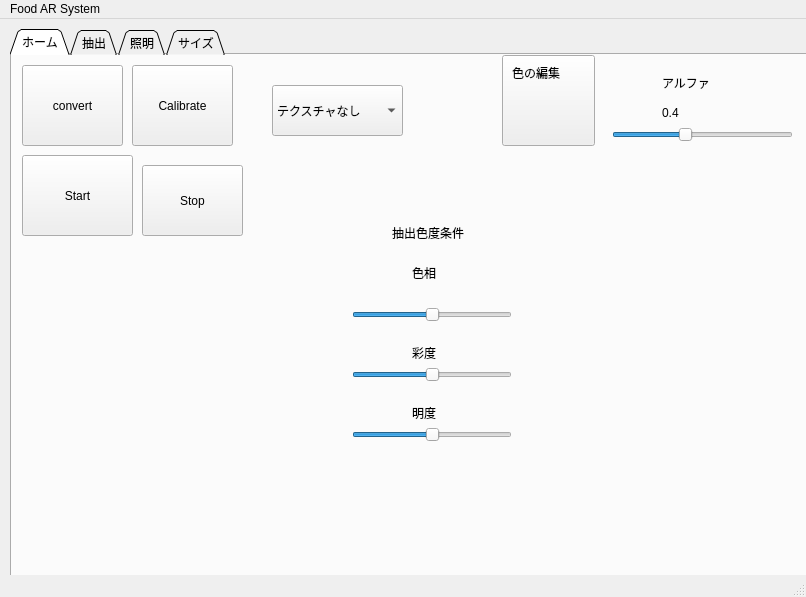
JunyaUeda/FoodAR, file FoodModification/View/mainWindow.ui: the form before one commit.
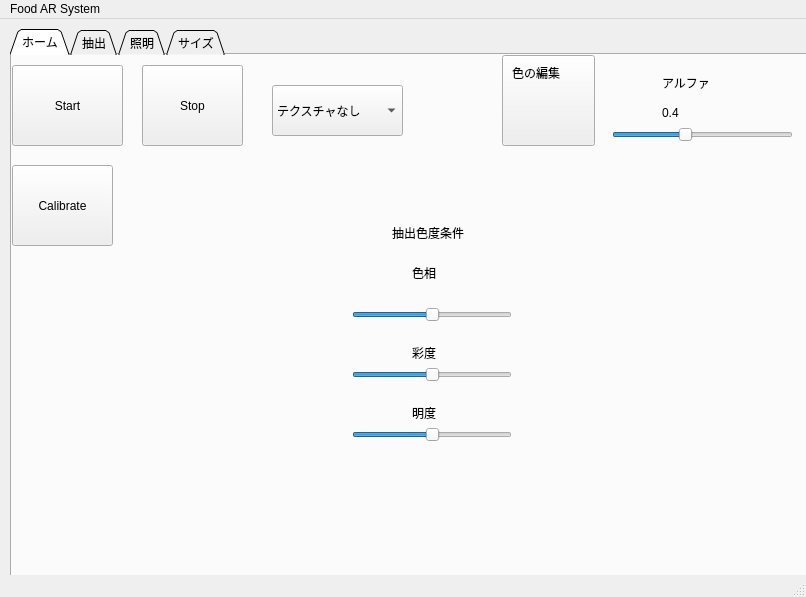
The form after the commit.

Commit message: delete convert button

Diff of the .ui file:
```diff
--- a/FoodModification/View/mainWindow.ui
+++ b/FoodModification/View/mainWindow.ui
@@ -45,24 +45,11 @@
      <attribute name="title">
       <string>ホーム</string>
      </attribute>
-     <widget class="QPushButton" name="convertButton">
-      <property name="geometry">
-       <rect>
-        <x>10</x>
-        <y>10</y>
-        <width>101</width>
-        <height>81</height>
-       </rect>
-      </property>
-      <property name="text">
-       <string>convert</string>
-      </property>
-     </widget>
      <widget class="QPushButton" name="CalibrateButton">
       <property name="geometry">
        <rect>
-        <x>120</x>
-        <y>10</y>
+        <x>0</x>
+        <y>110</y>
         <width>101</width>
         <height>81</height>
        </rect>
@@ -276,9 +263,9 @@
       <property name="geometry">
        <rect>
         <x>130</x>
-        <y>110</y>
+        <y>10</y>
         <width>101</width>
-        <height>71</height>
+        <height>81</height>
        </rect>
       </property>
       <property name="text">
@@ -288,8 +275,8 @@
      <widget class="QPushButton" name="startPushButton">
       <property name="geometry">
        <rect>
-        <x>10</x>
-        <y>100</y>
+        <x>0</x>
+        <y>10</y>
         <width>111</width>
         <height>81</height>
        </rect>
```
The commit also changes 2 other files.
